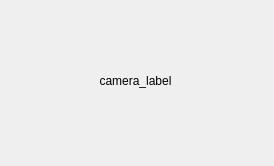
The window that hand_app/camera.ui (Mathunder/tse_hand_project) describes before a commit, drawn with Qt 5.
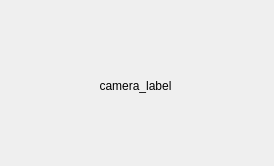
The same window after the commit.

The edit to the form file:
```diff
--- a/hand_app/camera.ui
+++ b/hand_app/camera.ui
@@ -17,9 +17,9 @@
    <property name="geometry">
     <rect>
      <x>10</x>
-     <y>10</y>
+     <y>0</y>
      <width>251</width>
-     <height>141</height>
+     <height>171</height>
     </rect>
    </property>
    <property name="text">
```
